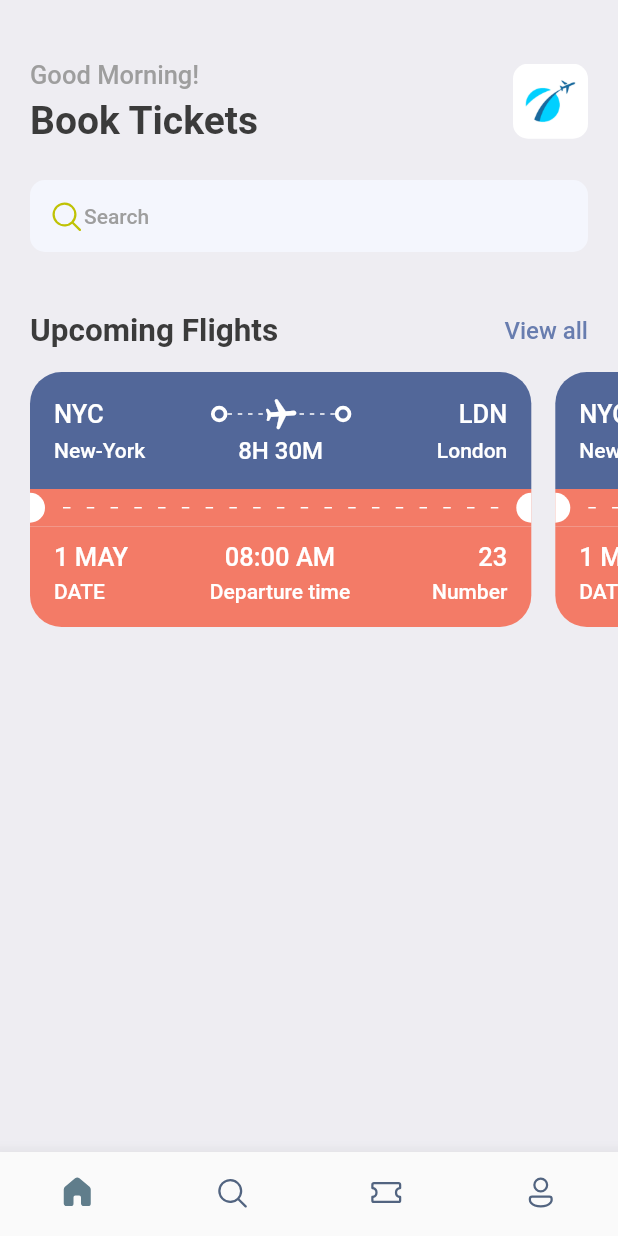
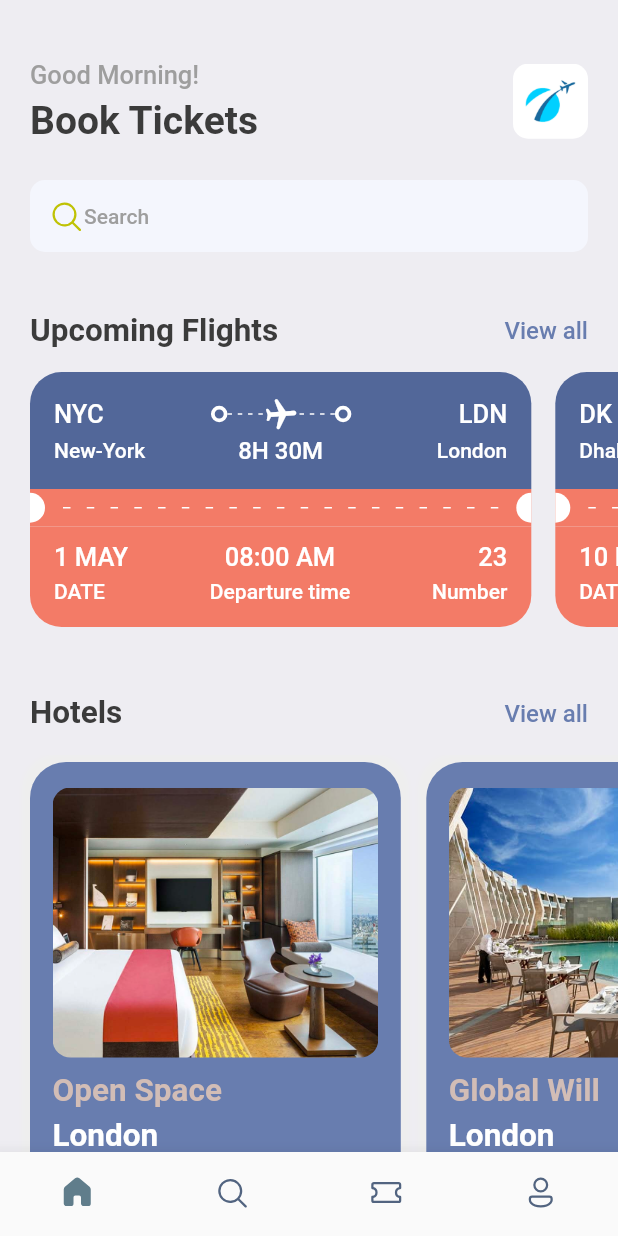
Before and after one commit to Aryog/online_flight_ticketing, a Flutter app: the screen it shows after launch, on a phone screen of 412 x 824 dp. Run offline on Flutter 3.47's test engine with Material 2 defaults, Android fonts, the phone set to English and light mode, and no system bars; our stand-ins replace fluentui_icons, gap, get.

```diff
--- a/lib/screens/home_screen.dart
+++ b/lib/screens/home_screen.dart
@@ -1,8 +1,11 @@
+import 'package:booktickets/screens/hotel_screen.dart';
+import 'package:booktickets/utils/app_layout.dart';
 import 'package:booktickets/utils/app_styles.dart';
 import 'package:fluentui_icons/fluentui_icons.dart';
 import 'package:booktickets/screens/ticket_view.dart';
 import 'package:flutter/material.dart';
 import 'package:gap/gap.dart';
+import 'package:booktickets/utils/app_info_list.dart';
 
 class HomeScreen extends StatelessWidget {
   const HomeScreen({super.key});
@@ -35,8 +38,8 @@ class HomeScreen extends StatelessWidget {
                     ],
                   ),
                   Container(
-                      width: 50,
-                      height: 50,
+                      width: AppLayout.getWidth(50),
+                      height: AppLayout.getHeight(50),
                       decoration: BoxDecoration(
                           borderRadius: BorderRadius.circular(10),
                           image: const DecorationImage(
@@ -87,11 +90,39 @@ class HomeScreen extends StatelessWidget {
               scrollDirection: Axis.horizontal,
               padding: const EdgeInsets.only(left: 20),
               child: Row(
-                children: [
-                  TicketView(),
-                  TicketView(),
-                ],
-              ))
+                children: ticketList
+                    .map((ticket) => TicketView(ticket: ticket))
+                    .toList(),
+              )),
+          const Gap(15),
+          Container(
+            padding: EdgeInsets.symmetric(horizontal: 20),
+            child: Row(
+              mainAxisAlignment: MainAxisAlignment.spaceBetween,
+              children: [
+                Text(
+                  "Hotels",
+                  style: Styles.headLineStyle2,
+                ),
+                InkWell(
+                  onTap: () {},
+                  child: Text(
+                    "View all",
+                    style:
+                        Styles.textStyle.copyWith(color: Styles.primaryColor),
+                  ),
+                )
+              ],
+            ),
+          ),
+          const Gap(15),
+          SingleChildScrollView(
+              scrollDirection: Axis.horizontal,
+              padding: const EdgeInsets.only(left: 20),
+              child: Row(
+                  children: hotelList
+                      .map((hotel) => HotelScreen(hotel: hotel))
+                      .toList()))
         ],
       ),
     );
--- /dev/null
+++ b/lib/screens/hotel_screen.dart
@@ -0,0 +1,56 @@
+import 'package:booktickets/utils/app_layout.dart';
+import 'package:booktickets/utils/app_styles.dart';
+import 'package:flutter/material.dart';
+import 'package:gap/gap.dart';
+
+class HotelScreen extends StatelessWidget {
+  final Map<String, dynamic> hotel;
+  const HotelScreen({super.key, required this.hotel});
+
+  @override
+  Widget build(BuildContext context) {
+    var size = AppLayout.getSize(context);
+    return Container(
+      width: size.width * 0.6,
+      height: AppLayout.getHeight(350),
+      padding: const EdgeInsets.symmetric(horizontal: 15, vertical: 17),
+      margin: const EdgeInsets.only(right: 17, top: 5),
+      decoration: BoxDecoration(
+          color: Styles.primaryColor,
+          borderRadius: BorderRadius.circular(24),
+          boxShadow: [
+            BoxShadow(
+                color: Colors.grey.shade200, blurRadius: 2, spreadRadius: 5),
+          ]),
+      child: Column(
+        crossAxisAlignment: CrossAxisAlignment.start,
+        children: [
+          Container(
+            height: AppLayout.getHeight(180),
+            decoration: BoxDecoration(
+                borderRadius: BorderRadius.circular(12),
+                color: Styles.primaryColor,
+                image: DecorationImage(
+                    fit: BoxFit.cover,
+                    image: AssetImage("assets/images/${hotel['image']}"))),
+          ),
+          const Gap(10),
+          Text(
+            "${hotel['place']}",
+            style: Styles.headLineStyle2.copyWith(color: Styles.khakiColor),
+          ),
+          const Gap(5),
+          Text(
+            "${hotel['destination']}",
+            style: Styles.headLineStyle2.copyWith(color: Colors.white),
+          ),
+          const Gap(8),
+          Text(
+            "\$${hotel['price']}/night",
+            style: Styles.headLineStyle1.copyWith(color: Styles.khakiColor),
+          ),
+        ],
+      ),
+    );
+  }
+}
--- a/lib/screens/ticket_view.dart
+++ b/lib/screens/ticket_view.dart
@@ -5,31 +5,32 @@ import 'package:booktickets/widgets/thick_container.dart';
 import 'package:gap/gap.dart';
 
 class TicketView extends StatelessWidget {
-  const TicketView({super.key});
+  final Map<String, dynamic> ticket;
+  const TicketView({super.key, required this.ticket});
 
   @override
   Widget build(BuildContext context) {
     final size = AppLayout.getSize(context);
     return SizedBox(
       width: size.width * 0.85,
-      height: 200,
+      height: AppLayout.getHeight(200),
       child: Container(
-        margin: const EdgeInsets.only(right: 16),
+        margin: EdgeInsets.only(right: AppLayout.getHeight(16)),
         child: Column(children: [
           /* showing the blue part of the card/ticket */
           Container(
-            decoration: const BoxDecoration(
-                color: const Color(0xff526799),
-                borderRadius: const BorderRadius.only(
-                    topLeft: Radius.circular(21),
-                    topRight: Radius.circular(21))),
-            padding: const EdgeInsets.all(16),
+            decoration: BoxDecoration(
+                color: Color(0xff526799),
+                borderRadius: BorderRadius.only(
+                    topLeft: Radius.circular(AppLayout.getHeight(21)),
+                    topRight: Radius.circular(AppLayout.getHeight(21)))),
+            padding: EdgeInsets.all(AppLayout.getHeight(16)),
             child: Column(
               children: [
                 Row(
                   children: [
                     Text(
-                      "NYC",
+                      "${ticket['from']['code']}",
                       style:
                           Styles.headLineStyle3.copyWith(color: Colors.white),
                     ),
@@ -38,7 +39,7 @@ class TicketView extends StatelessWidget {
                     Expanded(
                         child: Stack(children: [
                       SizedBox(
-                        height: 24,
+                        height: AppLayout.getHeight(24),
                         child: LayoutBuilder(
                           builder: (BuildContext context,
                               BoxConstraints constraints) {
@@ -50,9 +51,9 @@ class TicketView extends StatelessWidget {
                               mainAxisSize: MainAxisSize.max,
                               children: List.generate(
                                   (parentWidth / 6).floor(),
-                                  (index) => const SizedBox(
-                                        width: 3,
-                                        height: 1,
+                                  (index) => SizedBox(
+                                        width: AppLayout.getWidth(3),
+                                        height: AppLayout.getHeight(1),
                                         child: DecoratedBox(
                                             decoration: BoxDecoration(
                                                 color: Colors.white)),
@@ -71,7 +72,7 @@ class TicketView extends StatelessWidget {
                     ThickContainer(),
                     Expanded(child: Container()),
                     Text(
-                      "LDN",
+                      "${ticket['to']['code']}",
                       style:
                           Styles.headLineStyle3.copyWith(color: Colors.white),
                     ),
@@ -82,20 +83,20 @@ class TicketView extends StatelessWidget {
                   mainAxisAlignment: MainAxisAlignment.spaceBetween,
                   children: [
                     SizedBox(
-                      width: 100,
+                      width: AppLayout.getWidth(100),
                       child: Text(
-                        "New-York",
+                        "${ticket['from']['name']}",
                         style:
                             Styles.headLineStyle4.copyWith(color: Colors.white),
                       ),
                     ),
-                    Text("8H 30M",
+                    Text("${ticket['flying_time']}",
                         style: Styles.headLineStyle3
                             .copyWith(color: Colors.white, fontSize: 16)),
                     SizedBox(
-                      width: 100,
+                      width: AppLayout.getWidth(100),
                       child: Text(
-                        "London",
+                        "${ticket['to']['name']}",
                         textAlign: TextAlign.end,
                         style:
                             Styles.headLineStyle4.copyWith(color: Colors.white),
@@ -112,10 +113,10 @@ class TicketView extends StatelessWidget {
             color: Styles.orangeColor,
             child: Row(
               children: [
-                const SizedBox(
-                  height: 20,
-                  width: 10,
-                  child: DecoratedBox(
+                SizedBox(
+                  height: AppLayout.getHeight(20),
+                  width: AppLayout.getHeight(10),
+                  child: const DecoratedBox(
                       decoration: BoxDecoration(
                           color: Colors.white,
                           borderRadius: BorderRadius.only(
@@ -145,10 +146,10 @@ class TicketView extends StatelessWidget {
                     }),
                   ),
                 ),
-                const SizedBox(
-                  height: 20,
-                  width: 10,
-                  child: DecoratedBox(
+                SizedBox(
+                  height: AppLayout.getHeight(20),
+                  width: AppLayout.getWidth(10),
+                  child: const DecoratedBox(
                       decoration: BoxDecoration(
                           color: Colors.white,
                           borderRadius: BorderRadius.only(
@@ -179,7 +180,7 @@ class TicketView extends StatelessWidget {
                       crossAxisAlignment: CrossAxisAlignment.start,
                       children: [
                         Text(
-                          "1 MAY",
+                          "${ticket['date']}",
                           style: Styles.headLineStyle3
                               .copyWith(color: Colors.white),
                         ),
@@ -195,7 +196,7 @@ class TicketView extends StatelessWidget {
                       crossAxisAlignment: CrossAxisAlignment.center,
                       children: [
                         Text(
-                          "08:00 AM",
+                          "${ticket['departure_time']}",
                           style: Styles.headLineStyle3
                               .copyWith(color: Colors.white),
                         ),
@@ -211,7 +212,7 @@ class TicketView extends StatelessWidget {
                       crossAxisAlignment: CrossAxisAlignment.end,
                       children: [
                         Text(
-                          "23",
+                          "${ticket['number']}",
                           style: Styles.headLineStyle3
                               .copyWith(color: Colors.white),
                         ),
--- /dev/null
+++ b/lib/utils/app_info_list.dart
@@ -0,0 +1,39 @@
+List<Map<String, dynamic>> hotelList = [
+  {
+    'image': 'one.png',
+    'place': 'Open Space',
+    'destination': 'London',
+    'price': 25
+  },
+  {
+    'image': 'two.png',
+    'place': 'Global Will',
+    'destination': 'London',
+    'price': 40
+  },
+  {
+    'image': 'three.png',
+    'place': 'Tallest Building',
+    'destination': 'Dubai',
+    'price': 68
+  },
+];
+
+List<Map<String, dynamic>> ticketList = [
+  {
+    'from': {'code': "NYC", 'name': "New-York"},
+    'to': {'code': "LDN", 'name': "London"},
+    'flying_time': '8H 30M',
+    'date': "1 MAY",
+    'departure_time': "08:00 AM",
+    "number": 23
+  },
+  {
+    'from': {'code': "DK", 'name': "Dhaka"},
+    'to': {'code': "SH", 'name': "Shanghai"},
+    'flying_time': '4H 20M',
+    'date': "10 MAY",
+    'departure_time': "09:00 AM",
+    "number": 45
+  },
+];
--- a/lib/utils/app_layout.dart
+++ b/lib/utils/app_layout.dart
@@ -1,7 +1,26 @@
 import 'package:flutter/material.dart';
+import 'package:get/get.dart';
 
 class AppLayout {
   static getSize(BuildContext context) {
     return MediaQuery.of(context).size;
   }
+
+  static getScreenHeight() {
+    return Get.height;
+  }
+
+  static getScreenWidth() {
+    return Get.width;
+  }
+
+  static getHeight(double pixels) {
+    double x = getScreenHeight() / pixels;
+    return getScreenHeight() / x;
+  }
+
+  static getWidth(double pixels) {
+    double x = getScreenWidth() / pixels;
+    return getScreenWidth() / x;
+  }
 }
--- a/lib/utils/app_styles.dart
+++ b/lib/utils/app_styles.dart
@@ -7,6 +7,7 @@ class Styles {
   static Color textColor = const Color(0xff3b3b3b);
   static Color bgColor = const Color(0xffeeedf2);
   static Color orangeColor = const Color(0xfff37b67);
+  static Color khakiColor = const Color(0xffd2bdb6);
   static TextStyle textStyle =
       TextStyle(fontSize: 16, color: textColor, fontWeight: FontWeight.w500);
   static TextStyle headLineStyle1 =
--- a/pubspec.yaml
+++ b/pubspec.yaml
@@ -36,6 +36,7 @@ dependencies:
   # Use with the CupertinoIcons class for iOS style icons.
   cupertino_icons: ^1.0.2
   fluentui_icons: ^1.0.0
+  get:
   gap: ^2.0.0
 
 dev_dependencies:
```
